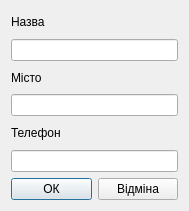
Above: EditProviderDialog.ui from CreatorBooMGit/SShop before the change. Below: the same form after it.
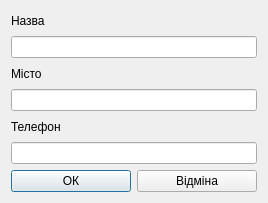
That is the form after the change. Icons and pictures are not drawn.

```diff
--- a/EditProviderDialog.ui
+++ b/EditProviderDialog.ui
@@ -6,8 +6,8 @@
    <rect>
     <x>0</x>
     <y>0</y>
-    <width>189</width>
-    <height>211</height>
+    <width>266</width>
+    <height>203</height>
    </rect>
   </property>
   <property name="windowTitle">
@@ -52,6 +52,18 @@
     <layout class="QHBoxLayout" name="horizontalLayout">
      <item>
       <widget class="QPushButton" name="OKButton">
+       <property name="minimumSize">
+        <size>
+         <width>120</width>
+         <height>0</height>
+        </size>
+       </property>
+       <property name="maximumSize">
+        <size>
+         <width>120</width>
+         <height>16777215</height>
+        </size>
+       </property>
        <property name="text">
         <string>ОК</string>
        </property>
@@ -59,6 +71,18 @@
      </item>
      <item>
       <widget class="QPushButton" name="cancelButton">
+       <property name="minimumSize">
+        <size>
+         <width>120</width>
+         <height>0</height>
+        </size>
+       </property>
+       <property name="maximumSize">
+        <size>
+         <width>120</width>
+         <height>16777215</height>
+        </size>
+       </property>
        <property name="text">
         <string>Відміна</string>
        </property>
```
